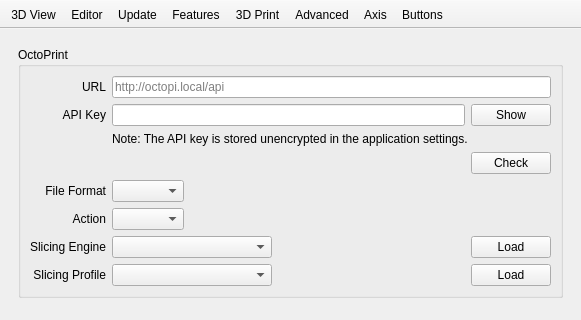
The window that src/Preferences.ui (openscad/openscad) describes before a commit, drawn with Qt 5; both pictures show x 0 to 581 and y 0 to 320 of the 581 by 498 pixel window.
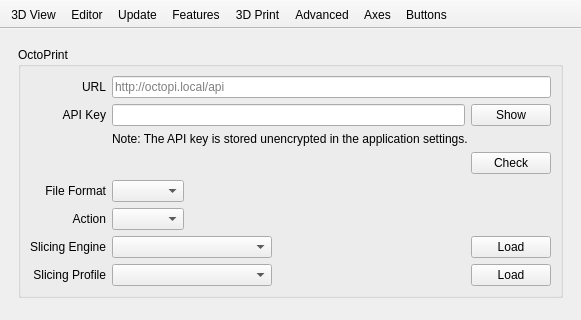
The same window after the commit. Icons and pictures are not drawn. Custom widgets are drawn as their Qt base class.

Patch:
```diff
--- a/src/Preferences.ui
+++ b/src/Preferences.ui
@@ -1976,7 +1976,7 @@
      <normaloff>:/icons/prefsInputAxis.png</normaloff>:/icons/prefsInputAxis.png</iconset>
    </property>
    <property name="text">
-    <string>Axis</string>
+    <string>Axes</string>
    </property>
    <property name="toolTip">
     <string>Input driver configuration and Axis mapping</string>
```
Left out of the diff: 2 changed lines with no effect on the pictures.
